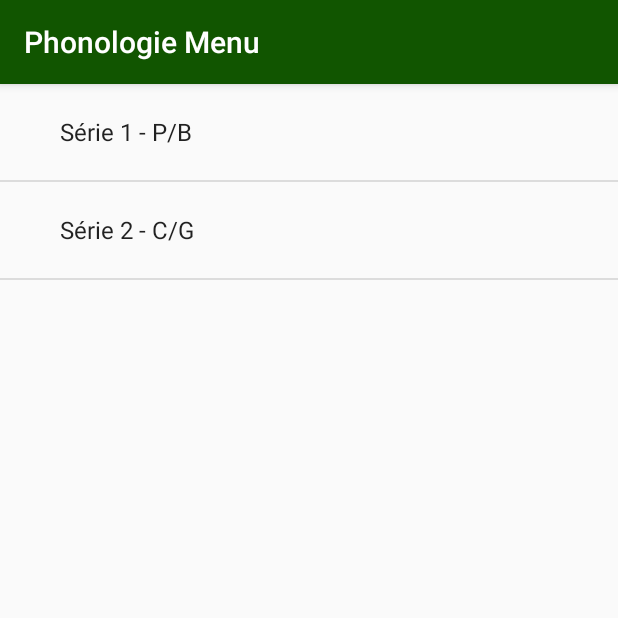
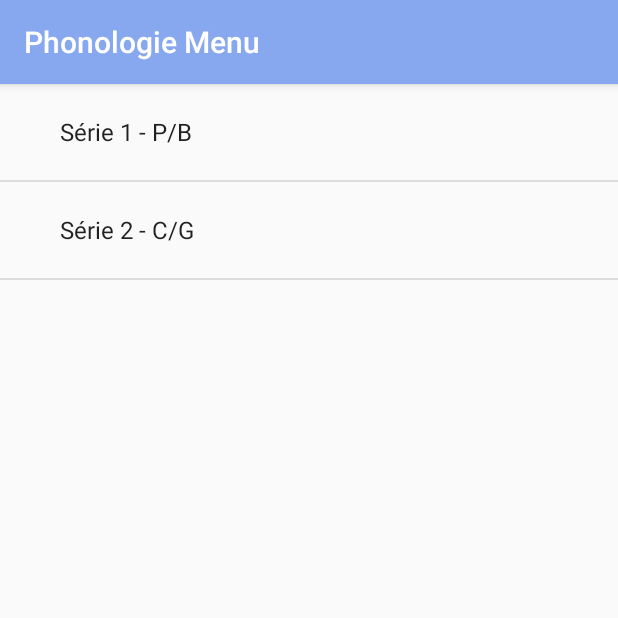
Before and after one commit to Mlalala/Android_orthophoniste, an Android app: the AudioToWordPhonoMenuActivity screen opened directly, with no data from a screen before it, on a phone screen of 412 x 824 dp, the top half of it. Run offline under Robolectric (Android 15) with nearby library versions, the phone set to English and light mode, and no system bars.

Commit message:
package and name change

```diff
--- a/app/src/main/java/fr/insa_cvl/orthophonie/MainActivity.kt
+++ b/app/src/main/java/fr/insa_cvl/orthophonie/MainActivity.kt
@@ -6,6 +6,9 @@ import android.widget.ListView
 import android.content.Intent
 import android.view.Menu
 import android.view.MenuInflater
+import fr.insa_cvl.orthophonie.articulation.ArticulationActivity
+import fr.insa_cvl.orthophonie.phonology.AudioToWordPhonoMenuActivity
+import fr.insa_cvl.orthophonie.visual.VisualActivity
 
 
 class MainActivity : AppCompatActivity() {
@@ -21,7 +24,6 @@ class MainActivity : AppCompatActivity() {
             R.drawable.phono,
             R.drawable.logovisu
     )
-
 
     private val activity_list = arrayOf(
             ArticulationActivity::class.java,
--- a/app/src/main/java/fr/insa_cvl/orthophonie/DatabaseAccess.kt
+++ b/app/src/main/java/fr/insa_cvl/orthophonie/db_utils/DatabaseAccess.kt
@@ -1,4 +1,4 @@
-package fr.insa_cvl.orthophonie
+package fr.insa_cvl.orthophonie.db_utils
 
 import android.content.Context
 import android.database.sqlite.SQLiteDatabase
--- a/app/src/main/java/fr/insa_cvl/orthophonie/DatabaseOpenHelper.kt
+++ b/app/src/main/java/fr/insa_cvl/orthophonie/db_utils/DatabaseOpenHelper.kt
@@ -1,4 +1,4 @@
-package fr.insa_cvl.orthophonie
+package fr.insa_cvl.orthophonie.db_utils
 
 import android.content.Context
 
--- a/app/src/main/java/fr/insa_cvl/orthophonie/AudioToWordPhonoActivity.kt
+++ b/app/src/main/java/fr/insa_cvl/orthophonie/phonology/AudioToWordPhonoActivity.kt
@@ -1,4 +1,4 @@
-package fr.insa_cvl.orthophonie
+package fr.insa_cvl.orthophonie.phonology
 
 import android.content.Intent
 import android.os.Bundle
@@ -8,6 +8,8 @@ import android.widget.*
 import android.media.MediaPlayer
 import android.app.AlertDialog
 import android.widget.TextView
+import fr.insa_cvl.orthophonie.db_utils.DatabaseAccess
+import fr.insa_cvl.orthophonie.R
 
 
 class AudioToWordPhonoActivity : AppCompatActivity(){
@@ -120,7 +122,7 @@ class AudioToWordPhonoActivity : AppCompatActivity(){
 
     override fun onKeyDown(keyCode: Int, event: KeyEvent): Boolean {
         return if (keyCode == KeyEvent.KEYCODE_BACK) {
-            val intent = Intent(this,AudioToWordPhonoMenuActivity::class.java)
+            val intent = Intent(this, AudioToWordPhonoMenuActivity::class.java)
             startActivity(intent)
             finish()
             true
--- a/app/src/main/java/fr/insa_cvl/orthophonie/VisualActivity.kt
+++ b/app/src/main/java/fr/insa_cvl/orthophonie/visual/VisualActivity.kt
@@ -1,9 +1,11 @@
-package fr.insa_cvl.orthophonie
+package fr.insa_cvl.orthophonie.visual
 
 import android.content.Intent
 import android.os.Bundle
 import android.support.v7.app.AppCompatActivity
 import android.view.KeyEvent
+import fr.insa_cvl.orthophonie.MainActivity
+import fr.insa_cvl.orthophonie.R
 
 class VisualActivity: AppCompatActivity() {
     override fun onCreate(savedInstanceState: Bundle?) {
@@ -13,7 +15,7 @@ class VisualActivity: AppCompatActivity() {
 
     override fun onKeyDown(keyCode: Int, event: KeyEvent): Boolean {
         return if (keyCode == KeyEvent.KEYCODE_BACK) {
-            val intent = Intent(this,MainActivity::class.java)
+            val intent = Intent(this, MainActivity::class.java)
             startActivity(intent)
             finish()
             true
--- a/app/src/main/res/values/colors.xml
+++ b/app/src/main/res/values/colors.xml
@@ -1,7 +1,7 @@
 <?xml version="1.0" encoding="utf-8"?>
 <resources>
-    <color name="colorPrimary">#150</color>
-    <color name="colorPrimaryDark">#150</color>
+    <color name="colorPrimary">#87a8ee</color>
+    <color name="colorPrimaryDark">#6c86be</color>
     <color name="colorAccent">#3893e8</color>
     <color name="alertcolour">#ba160c</color>
 </resources>
```
Also changed, not shown: app/src/main/AndroidManifest.xml (+4 -4 lines), app/src/main/java/fr/insa_cvl/orthophonie/articulation/ArticulationActivity.kt (renamed from app/src/main/java/fr/insa_cvl/orthophonie/ArticulationActivity.kt, +4 -4 lines), app/src/main/java/fr/insa_cvl/orthophonie/phonology/AudioToWordPhonoMenuActivity.kt (renamed from app/src/main/java/fr/insa_cvl/orthophonie/AudioToWordPhonoMenuActivity.kt, +5 -3 lines), app/src/main/java/fr/insa_cvl/orthophonie/phonology/PhonologyMenuActivity.kt (added, +23 -0 lines), app/src/main/res/layout/simple_list_layout.xml (added, +12 -0 lines).
